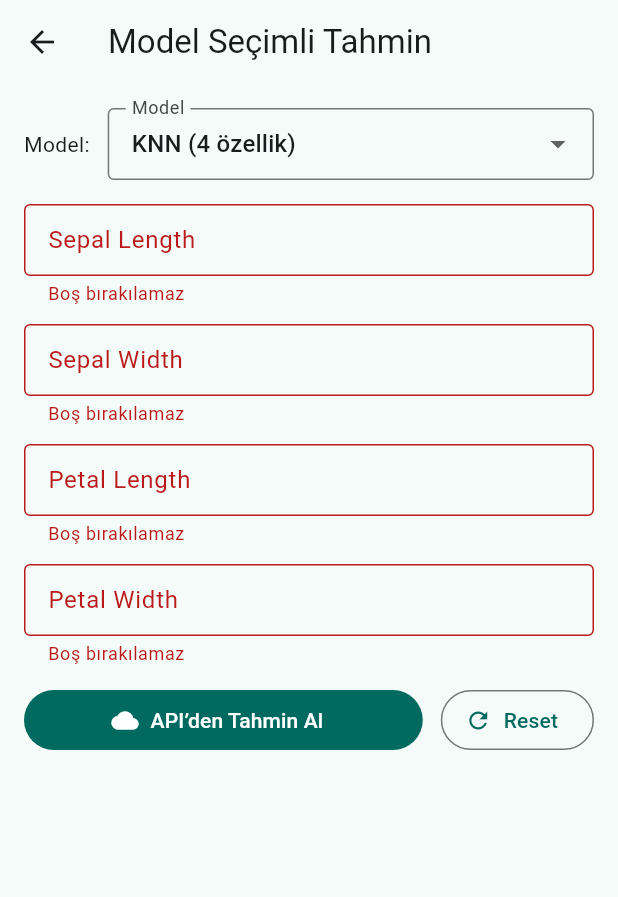
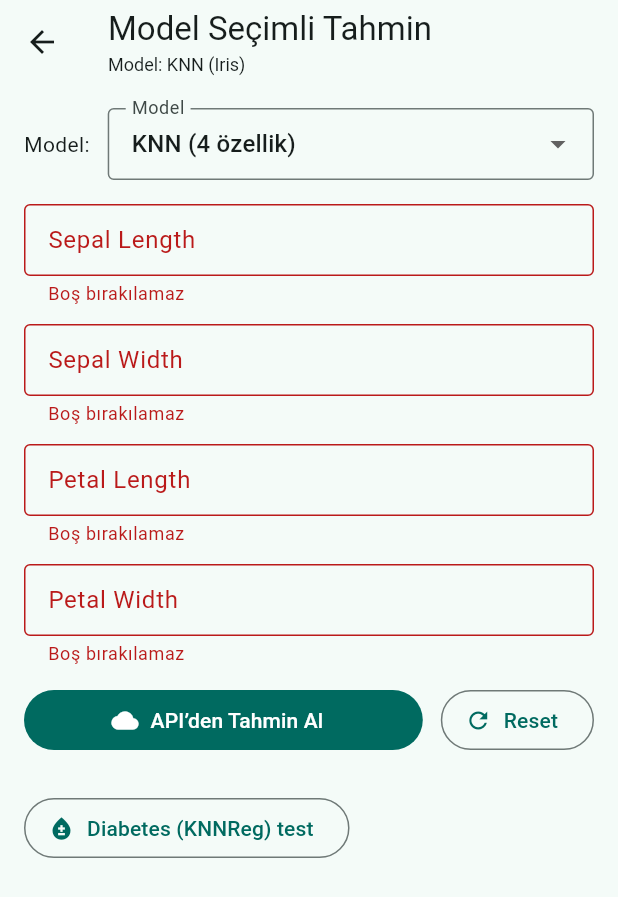
Before and after one commit to durukahraman/AI-Engineer-Training, a Flutter app: the PredictPage screen opened directly, after a tap on "API’den Tahmin Al", on a phone screen of 412 x 824 dp. Shown: the top 897 px of the screen. Run offline on Flutter 3.47's test engine with Material 3 defaults, Android fonts, the phone set to English and light mode, and no system bars; our stand-ins replace fl_chart, shared_preferences; accounts and stored records are empty.

Commit message:
feat: KNN UI + ProbBar + diabetes test integration

```diff
--- a/lib/api_client.dart
+++ b/lib/api_client.dart
@@ -1,9 +1,9 @@
 // lib/api_client.dart
-import 'dart:convert';
+import 'dart:convert'; // jsonEncode/jsonDecode
 import 'package:http/http.dart' as http;
 
 class ApiClient {
-  // iOS Simulator: 127.0.0.1, Android Emulator: 10.0.2.2
+  // iOS: 127.0.0.1, Android emulator: 10.0.2.2
   static const String baseUrl = String.fromEnvironment(
     'API_BASE',
     defaultValue: 'http://127.0.0.1:8000',
@@ -11,11 +11,12 @@ class ApiClient {
 
   static Uri _u(String path) => Uri.parse('$baseUrl$path');
 
+  // Classic 2-feature model
   static Future<Map<String, dynamic>> predict(List<double> features) async {
     final resp = await http.post(
       _u('/predict'),
       headers: {'Content-Type': 'application/json'},
-      body: jsonEncode({'features': features}), // FastAPI'nin beklediği format
+      body: jsonEncode({'features': features}),
     );
     if (resp.statusCode != 200) {
       throw Exception('HTTP ${resp.statusCode}: ${resp.body}');
@@ -23,8 +24,45 @@ class ApiClient {
     return jsonDecode(resp.body) as Map<String, dynamic>;
   }
 
-  /// YENİ: KNN endpointi: /predict_knn
-  static Future<Map<String, dynamic>> predictKnn({
+  // Diabetes regression (KNNReg)
+  static Future<double> predictDiabetes(List<double> features) async {
+    final resp = await http.post(
+      _u('/predict_diabetes'),
+      headers: {'Content-Type': 'application/json'},
+      body: jsonEncode({'features': features}),
+    );
+    if (resp.statusCode != 200) {
+      throw Exception('HTTP ${resp.statusCode}: ${resp.body}');
+    }
+    final data = jsonDecode(resp.body) as Map<String, dynamic>;
+    if (data['prediction'] != null) {
+      return (data['prediction'] as num).toDouble();
+    }
+    throw Exception(data['error'] ?? 'Beklenmeyen yanıt');
+  }
+
+  /// Iris KNN – FEATURES LİSTESİ VERSİYONU (ÖNERİLEN)
+  static Future<Map<String, dynamic>> predictKnnWithFeatures({
+    required double sepalLength,
+    required double sepalWidth,
+    required double petalLength,
+    required double petalWidth,
+  }) async {
+    final resp = await http.post(
+      _u('/predict_knn'),
+      headers: {'Content-Type': 'application/json'},
+      body: jsonEncode({
+        'features': [sepalLength, sepalWidth, petalLength, petalWidth],
+      }),
+    );
+    if (resp.statusCode != 200) {
+      throw Exception('HTTP ${resp.statusCode}: ${resp.body}');
+    }
+    return jsonDecode(resp.body) as Map<String, dynamic>;
+  }
+
+  /// Iris KNN – ADLANDIRILMIŞ ALANLAR VERSİYONU (EĞER BACKEND BÖYLEYSE BUNU KULLAN)
+  static Future<Map<String, dynamic>> predictKnnWithNamedFields({
     required double sepalLength,
     required double sepalWidth,
     required double petalLength,
@@ -45,5 +83,4 @@ class ApiClient {
     }
     return jsonDecode(resp.body) as Map<String, dynamic>;
   }
-
 }
--- a/lib/predict_page.dart
+++ b/lib/predict_page.dart
@@ -1,11 +1,15 @@
+// lib/predict_page.dart
 import 'package:flutter/material.dart';
 import 'package:shared_preferences/shared_preferences.dart';
+
 import 'api_client.dart';
+import 'widgets/prob_bar.dart';
 
 enum ModelType { knn, classic } // classic: /predict ile çalışan (2 feature)
 
 class PredictPage extends StatefulWidget {
   const PredictPage({super.key});
+
   @override
   State<PredictPage> createState() => _PredictPageState();
 }
@@ -22,8 +26,12 @@ class _PredictPageState extends State<PredictPage> {
   bool _loading = false;
   String? _result;
 
-  String? _className;
-  List<double>? _probs;
+  String? _className; // KNN sınıf adı
+  List<double>? _probs; // KNN olasılıkları
+
+  // (Opsiyonel) Diabetes testi için
+  double? _diabetesPred;
+  bool _loadingDiab = false;
 
   @override
   void dispose() {
@@ -52,31 +60,55 @@ class _PredictPageState extends State<PredictPage> {
   List<Widget> _buildInputs() {
     if (_model == ModelType.knn) {
       return [
-        TextFormField(controller: _ctrls[0], decoration: _dec('Sepal Length'),
-            keyboardType: const TextInputType.numberWithOptions(decimal: true),
-            validator: _validator),
+        TextFormField(
+          controller: _ctrls[0],
+          decoration: _dec('Sepal Length'),
+          keyboardType:
+          const TextInputType.numberWithOptions(decimal: true, signed: false),
+          validator: _validator,
+        ),
         const SizedBox(height: 12),
-        TextFormField(controller: _ctrls[1], decoration: _dec('Sepal Width'),
-            keyboardType: const TextInputType.numberWithOptions(decimal: true),
-            validator: _validator),
+        TextFormField(
+          controller: _ctrls[1],
+          decoration: _dec('Sepal Width'),
+          keyboardType:
+          const TextInputType.numberWithOptions(decimal: true, signed: false),
+          validator: _validator,
+        ),
         const SizedBox(height: 12),
-        TextFormField(controller: _ctrls[2], decoration: _dec('Petal Length'),
-            keyboardType: const TextInputType.numberWithOptions(decimal: true),
-            validator: _validator),
+        TextFormField(
+          controller: _ctrls[2],
+          decoration: _dec('Petal Length'),
+          keyboardType:
+          const TextInputType.numberWithOptions(decimal: true, signed: false),
+          validator: _validator,
+        ),
         const SizedBox(height: 12),
-        TextFormField(controller: _ctrls[3], decoration: _dec('Petal Width'),
-            keyboardType: const TextInputType.numberWithOptions(decimal: true),
-            validator: _validator),
+        TextFormField(
+          controller: _ctrls[3],
+          decoration: _dec('Petal Width'),
+          keyboardType:
+          const TextInputType.numberWithOptions(decimal: true, signed: false),
+          validator: _validator,
+        ),
       ];
     } else {
       return [
-        TextFormField(controller: _ctrls[0], decoration: _dec('x1'),
-            keyboardType: const TextInputType.numberWithOptions(decimal: true),
-            validator: _validator),
+        TextFormField(
+          controller: _ctrls[0],
+          decoration: _dec('x1'),
+          keyboardType:
+          const TextInputType.numberWithOptions(decimal: true, signed: false),
+          validator: _validator,
+        ),
         const SizedBox(height: 12),
-        TextFormField(controller: _ctrls[1], decoration: _dec('x2'),
-            keyboardType: const TextInputType.numberWithOptions(decimal: true),
-            validator: _validator),
+        TextFormField(
+          controller: _ctrls[1],
+          decoration: _dec('x2'),
+          keyboardType:
+          const TextInputType.numberWithOptions(decimal: true, signed: false),
+          validator: _validator,
+        ),
       ];
     }
   }
@@ -96,30 +128,40 @@ class _PredictPageState extends State<PredictPage> {
         final petalWidth =
         double.parse(_ctrls[3].text.trim().replaceAll(',', '.'));
 
-        final resp = await ApiClient.predictKnn(
+        // Backend'in /predict_knn gövdesi features bekliyorsa bu metodu kullan:
+        final resp = await ApiClient.predictKnnWithNamedFields(
           sepalLength: sepalLength,
           sepalWidth: sepalWidth,
           petalLength: petalLength,
           petalWidth: petalWidth,
         );
+        // Eğer backend adlandırılmış alanlar bekliyorsa:
+        // final resp = await ApiClient.predictKnnWithNamedFields(
+        //   sepalLength: sepalLength,
+        //   sepalWidth: sepalWidth,
+        //   petalLength: petalLength,
+        //   petalWidth: petalWidth,
+        // );
 
-        final className = resp['class_name'] as String?;
-        final probs = (resp['probs'] as List).map((e) => (e as num).toDouble()).toList();
+        final className = resp['class_name'] as String? ??
+            resp['prediction']?.toString(); // güvenli okuma
+        final probs = (resp['probs'] as List?)
+            ?.map((e) => (e as num).toDouble())
+            .toList() ??
+            [];
 
         final text =
             'Tahmin: $className  •  Olasılıklar: ${probs.map((e) => e.toStringAsFixed(2)).toList()}';
 
         setState(() {
           _result = text;
-          _className = className;   // yeni
-          _probs = probs;           // yeni
+          _className = className;
+          _probs = probs;
         });
         await _save(text);
       } else {
-        final x1 =
-        double.parse(_ctrls[0].text.trim().replaceAll(',', '.'));
-        final x2 =
-        double.parse(_ctrls[1].text.trim().replaceAll(',', '.'));
+        final x1 = double.parse(_ctrls[0].text.trim().replaceAll(',', '.'));
+        final x2 = double.parse(_ctrls[1].text.trim().replaceAll(',', '.'));
 
         final resp = await ApiClient.predict([x1, x2]);
         final y = (resp['prediction'] ?? resp['class']) as num?;
@@ -127,13 +169,21 @@ class _PredictPageState extends State<PredictPage> {
         final text = proba == null
             ? 'Model: Classic • Tahmin: ${y?.toString()}'
             : 'Model: Classic • Tahmin: ${y?.toString()} • Güven: ${(proba * 100).toStringAsFixed(1)}%';
-        setState(() => _result = text);
+        setState(() {
+          _result = text;
+          _className = null;
+          _probs = null;
+        });
         await _save(text);
       }
     } catch (e) {
       if (!mounted) return;
       ScaffoldMessenger.of(context).showSnackBar(
-        SnackBar(content: Text('Sunucuya bağlanılamadı: $e')),
+        SnackBar(
+          content: Text('Sunucuya bağlanılamadı: $e'),
+          duration: const Duration(seconds: 2),
+          behavior: SnackBarBehavior.floating,
+        ),
       );
     } finally {
       if (mounted) setState(() => _loading = false);
@@ -146,14 +196,51 @@ class _PredictPageState extends State<PredictPage> {
       _result = null;
       _className = null;
       _probs = null;
+      _diabetesPred = null;
     });
   }
 
+  // Opsiyonel: Diabetes test çağrısı
+  Future<void> _testDiabetes() async {
+    const sample = <double>[
+      0.0381, 0.0507, 0.0617, 0.0219, -0.0442,
+      -0.0348, -0.0434, -0.0026, 0.0199, -0.0175
+    ];
+    setState(() => _loadingDiab = true);
+    try {
+      final pred = await ApiClient.predictDiabetes(sample);
+      setState(() => _diabetesPred = pred);
+      if (!mounted) return;
+      ScaffoldMessenger.of(context).showSnackBar(const SnackBar(
+        content: Text('Regression tahmini alındı'),
+        duration: Duration(seconds: 2),
+        behavior: SnackBarBehavior.floating,
+      ));
+    } catch (e) {
+      if (!mounted) return;
+      ScaffoldMessenger.of(context).showSnackBar(SnackBar(
+        content: Text('Hata: $e'),
+        duration: const Duration(seconds: 2),
+        behavior: SnackBarBehavior.floating,
+      ));
+    } finally {
+      if (mounted) setState(() => _loadingDiab = false);
+    }
+  }
 
   @override
   Widget build(BuildContext context) {
     return Scaffold(
-      appBar: AppBar(title: const Text('Model Seçimli Tahmin')),
+      appBar: AppBar(
+        title: const Column(
+          crossAxisAlignment: CrossAxisAlignment.start,
+          children: [
+            Text('Model Seçimli Tahmin'),
+            SizedBox(height: 2),
+            Text('Model: KNN (Iris)', style: TextStyle(fontSize: 12)),
+          ],
+        ),
+      ),
       body: SafeArea(
         child: Padding(
           padding: const EdgeInsets.all(16),
@@ -181,7 +268,9 @@ class _PredictPageState extends State<PredictPage> {
                       onChanged: (v) {
                         setState(() {
                           _model = v ?? ModelType.knn;
-                          _result = null; // eski sonucu temizle
+                          _result = null;
+                          _className = null;
+                          _probs = null;
                         });
                       },
                     ),
@@ -203,7 +292,11 @@ class _PredictPageState extends State<PredictPage> {
                     child: FilledButton.icon(
                       onPressed: _loading ? null : _predict,
                       icon: _loading
-                          ? const SizedBox(width: 18, height: 18, child: CircularProgressIndicator(strokeWidth: 2))
+                          ? const SizedBox(
+                        width: 18,
+                        height: 18,
+                        child: CircularProgressIndicator(strokeWidth: 2),
+                      )
                           : const Icon(Icons.cloud),
                       label: Text(_loading ? 'Gönderiliyor...' : 'API’den Tahmin Al'),
                     ),
@@ -229,15 +322,31 @@ class _PredictPageState extends State<PredictPage> {
                           children: [
                             Icon(Icons.insights),
                             SizedBox(width: 8),
-                            Text('Tahmin Sonucu', style: TextStyle(fontSize: 16, fontWeight: FontWeight.bold)),
+                            Text(
+                              'Tahmin Sonucu',
+                              style: TextStyle(
+                                fontSize: 16,
+                                fontWeight: FontWeight.bold,
+                              ),
+                            ),
                           ],
                         ),
                         const SizedBox(height: 8),
                         if (_className != null)
                           Chip(
-                            label: Text(_className!, style: const TextStyle(color: Colors.white)),
+                            label: Text(
+                              _className!,
+                              style: const TextStyle(color: Colors.white),
+                            ),
                             backgroundColor: Colors.blue,
                           ),
+                        if (_probs != null) ...[
+                          const SizedBox(height: 8),
+                          ProbBar(
+                            probs: _probs!,
+                            labels: const ["setosa", "versicolor", "virginica"],
+                          ),
+                        ],
                         const SizedBox(height: 8),
                         Text(_result!),
                       ],
@@ -245,6 +354,33 @@ class _PredictPageState extends State<PredictPage> {
                   ),
                 ),
 
+              // --- Opsiyonel: Diabetes test alanı ---
+              const SizedBox(height: 12),
+              Align(
+                alignment: Alignment.centerLeft,
+                child: OutlinedButton.icon(
+                  icon: const Icon(Icons.bloodtype),
+                  label: const Text('Diabetes (KNNReg) test'),
+                  onPressed: _loadingDiab ? null : _testDiabetes,
+                ),
+              ),
+              if (_loadingDiab)
+                const Padding(
+                  padding: EdgeInsets.only(top: 8),
+                  child: LinearProgressIndicator(),
+                ),
+              if (_diabetesPred != null)
+                Padding(
+                  padding: const EdgeInsets.only(top: 8),
+                  child: Card(
+                    child: ListTile(
+                      leading: const Icon(Icons.analytics),
+                      title: const Text('Diabetes Regression Tahmini'),
+                      subtitle: Text(_diabetesPred!.toStringAsFixed(2)),
+                      trailing: const Chip(label: Text('KNNReg')),
+                    ),
+                  ),
+                ),
             ],
           ),
         ),
--- a/pubspec.yaml
+++ b/pubspec.yaml
@@ -28,6 +28,7 @@ environment:
 # the latest version available on pub.dev. To see which dependencies have newer
 # versions available, run `flutter pub outdated`.
 dependencies:
+  fl_chart: ^0.68.0
   http: ^1.2.2
   flutter:
     sdk: flutter
```
Also changed, not shown: lib/widgets/prob_bar.dart (added, +93 -0 lines), pubspec.lock, 1 other file.
